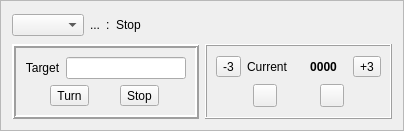
First picture: the form in mqt/MqtLogger/rotcontrolframe.ui, repository zsteva/backup-minos2, before the edit.
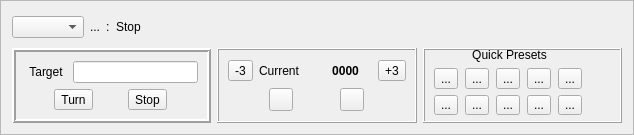
Second picture: the form after the edit.

Commit message: start to add rotator presets to rotcontrolframe

```diff
--- a/mqt/MqtLogger/rotcontrolframe.ui
+++ b/mqt/MqtLogger/rotcontrolframe.ui
@@ -6,8 +6,8 @@
    <rect>
     <x>0</x>
     <y>0</y>
-    <width>404</width>
-    <height>131</height>
+    <width>634</width>
+    <height>135</height>
    </rect>
   </property>
   <property name="windowTitle">
@@ -242,6 +242,112 @@
        </layout>
       </widget>
      </item>
+     <item>
+      <widget class="QFrame" name="frame_3">
+       <property name="frameShape">
+        <enum>QFrame::Box</enum>
+       </property>
+       <property name="frameShadow">
+        <enum>QFrame::Raised</enum>
+       </property>
+       <widget class="QWidget" name="layoutWidget">
+        <property name="geometry">
+         <rect>
+          <x>10</x>
+          <y>0</y>
+          <width>153</width>
+          <height>67</height>
+         </rect>
+        </property>
+        <layout class="QVBoxLayout" name="verticalLayout_4">
+         <item>
+          <widget class="QLabel" name="label_4">
+           <property name="text">
+            <string>Quick Presets</string>
+           </property>
+           <property name="alignment">
+            <set>Qt::AlignCenter</set>
+           </property>
+          </widget>
+         </item>
+         <item>
+          <layout class="QGridLayout" name="gridLayout">
+           <item row="0" column="4">
+            <widget class="QToolButton" name="presetButton4">
+             <property name="text">
+              <string>...</string>
+             </property>
+            </widget>
+           </item>
+           <item row="0" column="3">
+            <widget class="QToolButton" name="presetButton3">
+             <property name="text">
+              <string>...</string>
+             </property>
+            </widget>
+           </item>
+           <item row="1" column="0">
+            <widget class="QToolButton" name="presetButton5">
+             <property name="text">
+              <string>...</string>
+             </property>
+            </widget>
+           </item>
+           <item row="1" column="1">
+            <widget class="QToolButton" name="presetButton6">
+             <property name="text">
+              <string>...</string>
+             </property>
+            </widget>
+           </item>
+           <item row="1" column="2">
+            <widget class="QToolButton" name="presetButton7">
+             <property name="text">
+              <string>...</string>
+             </property>
+            </widget>
+           </item>
+           <item row="1" column="4">
+            <widget class="QToolButton" name="presetButton9">
+             <property name="text">
+              <string>...</string>
+             </property>
+            </widget>
+           </item>
+           <item row="0" column="2">
+            <widget class="QToolButton" name="presetButton2">
+             <property name="text">
+              <string>...</string>
+             </property>
+            </widget>
+           </item>
+           <item row="0" column="0">
+            <widget class="QToolButton" name="presetButton0">
+             <property name="text">
+              <string>...</string>
+             </property>
+            </widget>
+           </item>
+           <item row="0" column="1">
+            <widget class="QToolButton" name="presetButton1">
+             <property name="text">
+              <string>...</string>
+             </property>
+            </widget>
+           </item>
+           <item row="1" column="3">
+            <widget class="QToolButton" name="presetButton8">
+             <property name="text">
+              <string>...</string>
+             </property>
+            </widget>
+           </item>
+          </layout>
+         </item>
+        </layout>
+       </widget>
+      </widget>
+     </item>
     </layout>
    </item>
   </layout>
```
The commit also changes 24 other files.
